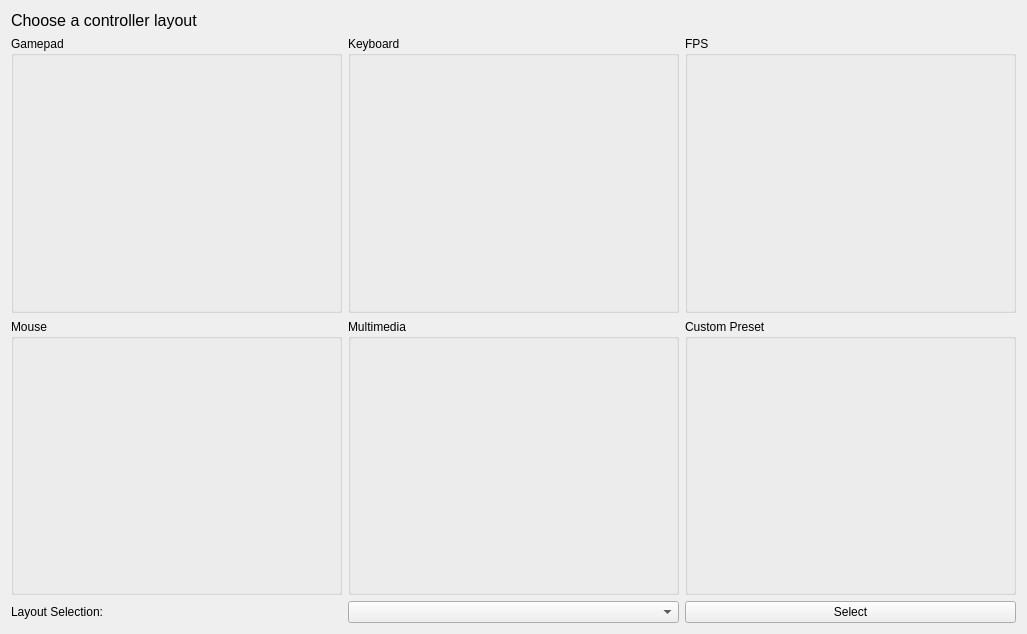
Old version of the form UniversalGamingApp/controllerlayout.ui in the repository wicked-rose/UniversalGaming.
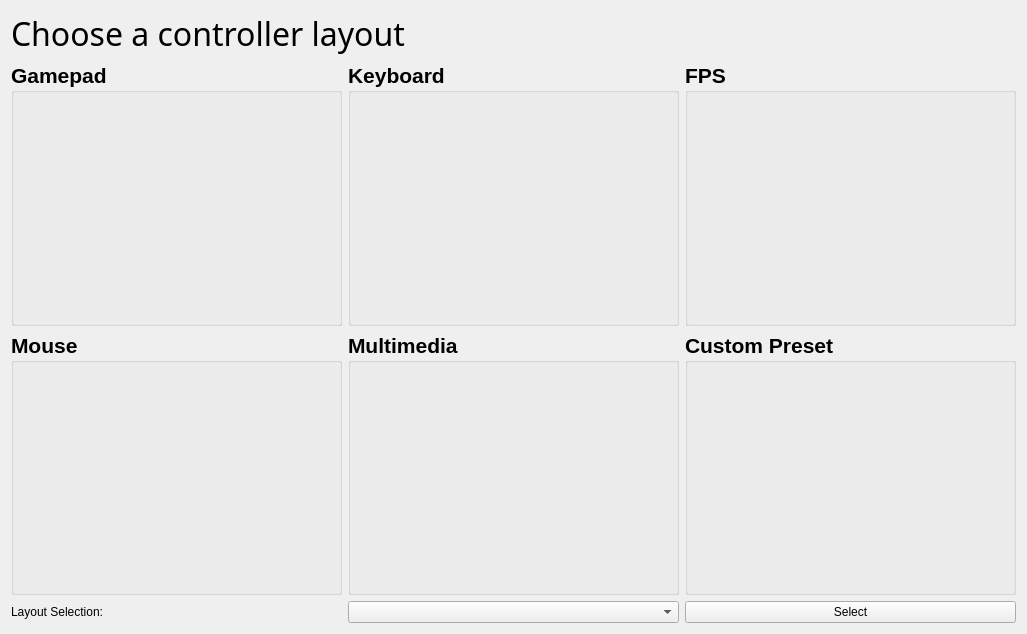
New version of the form. Icons and pictures are not drawn.

Commit message: updated layouts and formatting

```diff
--- a/UniversalGamingApp/controllerlayout.ui
+++ b/UniversalGamingApp/controllerlayout.ui
@@ -18,7 +18,8 @@
     <widget class="QLabel" name="label">
      <property name="font">
       <font>
-       <pointsize>12</pointsize>
+       <family>Arial Rounded MT Bold</family>
+       <pointsize>24</pointsize>
       </font>
      </property>
      <property name="text">
@@ -38,6 +39,13 @@
        </property>
        <item row="0" column="1">
         <widget class="QGroupBox" name="groupBox_4">
+         <property name="font">
+          <font>
+           <family>Arial</family>
+           <pointsize>16</pointsize>
+           <bold>true</bold>
+          </font>
+         </property>
          <property name="title">
           <string>Keyboard</string>
          </property>
@@ -60,6 +68,13 @@
        </item>
        <item row="0" column="0">
         <widget class="QGroupBox" name="groupBox_3">
+         <property name="font">
+          <font>
+           <family>Arial</family>
+           <pointsize>16</pointsize>
+           <bold>true</bold>
+          </font>
+         </property>
          <property name="title">
           <string>Gamepad</string>
          </property>
@@ -82,6 +97,13 @@
        </item>
        <item row="0" column="2">
         <widget class="QGroupBox" name="groupBox">
+         <property name="font">
+          <font>
+           <family>Arial</family>
+           <pointsize>16</pointsize>
+           <bold>true</bold>
+          </font>
+         </property>
          <property name="title">
           <string>FPS</string>
          </property>
@@ -110,6 +132,13 @@
        </item>
        <item row="1" column="0">
         <widget class="QGroupBox" name="groupBox_2">
+         <property name="font">
+          <font>
+           <family>Arial</family>
+           <pointsize>16</pointsize>
+           <bold>true</bold>
+          </font>
+         </property>
          <property name="title">
           <string>Mouse</string>
          </property>
@@ -132,6 +161,13 @@
        </item>
        <item row="1" column="1">
         <widget class="QGroupBox" name="groupBox_5">
+         <property name="font">
+          <font>
+           <family>Arial</family>
+           <pointsize>16</pointsize>
+           <bold>true</bold>
+          </font>
+         </property>
          <property name="title">
           <string>Multimedia</string>
          </property>
@@ -139,6 +175,13 @@
        </item>
        <item row="1" column="2">
         <widget class="QGroupBox" name="groupBox_6">
+         <property name="font">
+          <font>
+           <family>Arial</family>
+           <pointsize>16</pointsize>
+           <bold>true</bold>
+          </font>
+         </property>
          <property name="title">
           <string>Custom Preset</string>
          </property>
```
The commit also changes 2 other files.
